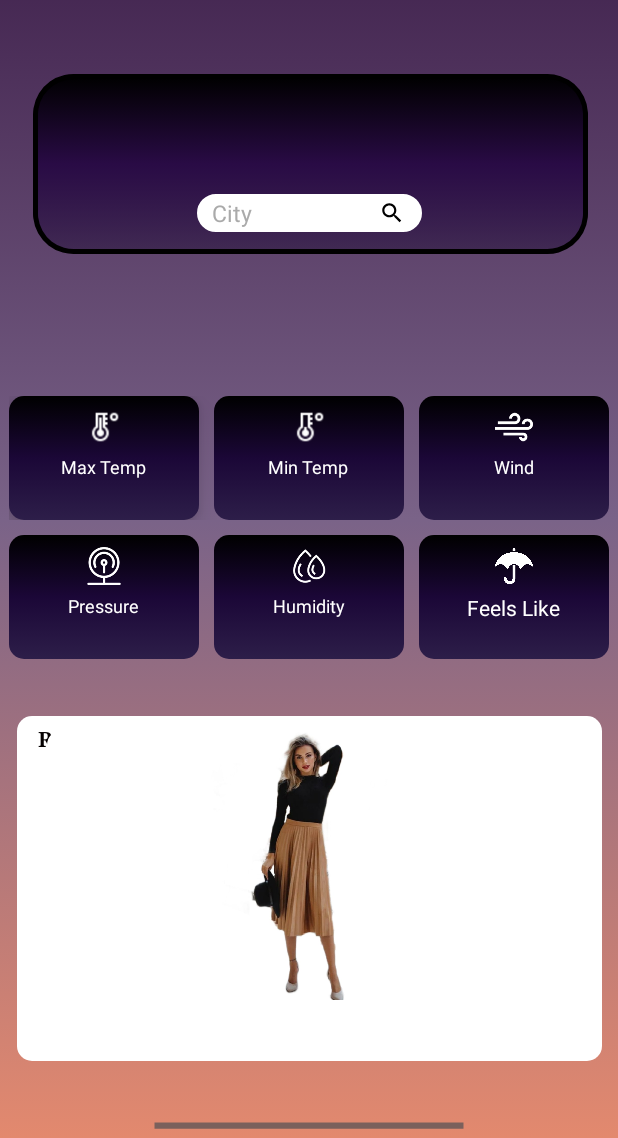
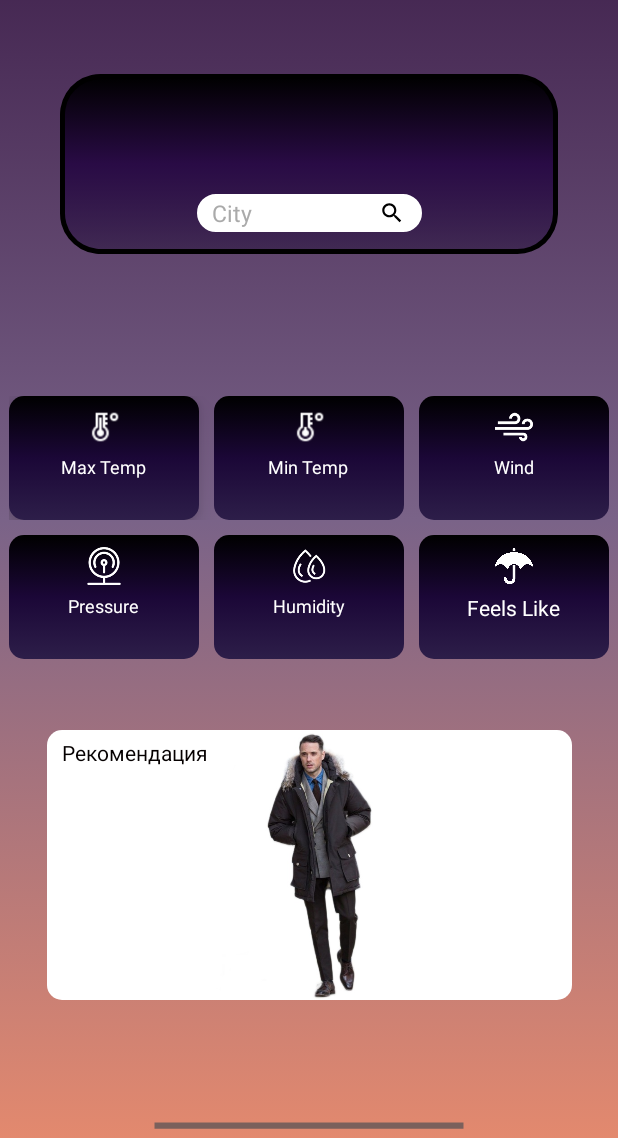
Before and after one commit to ThomasMSHKV/Umbrella, an Android app: the fragment FirstFragment shown on its own in the app's theme, on a phone screen of 412 x 824 dp, the part 98-1236 px from its top. Run offline under Robolectric (Android 15) with nearby library versions, the light colour scheme and no system bars.

Commit message:
viewFlip_changes

```diff
--- a/app/src/main/java/com/example/umbrella/fragments/FirstFragment.kt
+++ b/app/src/main/java/com/example/umbrella/fragments/FirstFragment.kt
@@ -40,7 +40,6 @@ class FirstFragment : Fragment(), CoroutineScope {
             withContext(Dispatchers.Main) {
                 loader.visibility = View.GONE
                 firstScreen.visibility = View.VISIBLE
-
 
             }
 
@@ -90,27 +89,30 @@ class FirstFragment : Fragment(), CoroutineScope {
     }
 
 
+
+
     fun viewFlipper() {
         val viewflipper = view_Flipper
         viewflipper.isAutoStart
-        viewflipper.flipInterval = 2000
-//        shodaTime = ShodaTime.WINTER
-//        shodaTime?.images()?.get(0)?.let { viewflipper.imageOne.setImageResource(it) }
-//        shodaTime?.images()?.get(1)?.let { viewflipper.imageTwo.setImageResource(it) }
-//        shodaTime?.images()?.get(2)?.let { viewflipper.imageThree.setImageResource(it) }
-//        shodaTime?.images()?.get(3)?.let { viewflipper.imageFour.setImageResource(it) }
-//
+        viewflipper.flipInterval = 3500
+
+        shodaTime = ShodaTime.WINTER
+        shodaTime?.images()?.get(0)?.let { viewflipper.imageOne.setImageResource(it) }
+        shodaTime?.images()?.get(1)?.let { viewflipper.imageTwo.setImageResource(it) }
+        shodaTime?.images()?.get(2)?.let { viewflipper.imageThree.setImageResource(it) }
+        shodaTime?.images()?.get(3)?.let { viewflipper.imageFour.setImageResource(it) }
+
 //        shodaTime = ShodaTime.SUMMER
 //        shodaTime?.images()?.get(0)?.let { viewflipper.imageOne.setImageResource(it) }
 //        shodaTime?.images()?.get(1)?.let { viewflipper.imageTwo.setImageResource(it) }
 //        shodaTime?.images()?.get(2)?.let { viewflipper.imageThree.setImageResource(it) }
 //        shodaTime?.images()?.get(3)?.let { viewflipper.imageFour.setImageResource(it) }
 
-        shodaTime = ShodaTime.SPRING
-        shodaTime?.images()?.get(0)?.let { viewflipper.imageOne.setImageResource(it) }
-        shodaTime?.images()?.get(1)?.let { viewflipper.imageTwo.setImageResource(it) }
-        shodaTime?.images()?.get(2)?.let { viewflipper.imageThree.setImageResource(it) }
-        shodaTime?.images()?.get(3)?.let { viewflipper.imageFour.setImageResource(it) }
+//        shodaTime = ShodaTime.SPRING
+//        shodaTime?.images()?.get(0)?.let { viewflipper.imageOne.setImageResource(it) }
+//        shodaTime?.images()?.get(1)?.let { viewflipper.imageTwo.setImageResource(it) }
+//        shodaTime?.images()?.get(2)?.let { viewflipper.imageThree.setImageResource(it) }
+//        shodaTime?.images()?.get(3)?.let { viewflipper.imageFour.setImageResource(it) }
 
 //        shodaTime = ShodaTime.FALL
 //        shodaTime?.images()?.get(0)?.let { viewflipper.imageOne.setImageResource(it) }
@@ -121,8 +123,6 @@ class FirstFragment : Fragment(), CoroutineScope {
 
 
     }
-
-
 
 
     fun getWeather() {
--- a/app/src/main/res/layout/fragment_first.xml
+++ b/app/src/main/res/layout/fragment_first.xml
@@ -1,6 +1,5 @@
 <?xml version="1.0" encoding="utf-8"?>
-<androidx.constraintlayout.widget.ConstraintLayout
-    xmlns:android="http://schemas.android.com/apk/res/android"
+<androidx.constraintlayout.widget.ConstraintLayout xmlns:android="http://schemas.android.com/apk/res/android"
     xmlns:app="http://schemas.android.com/apk/res-auto"
     xmlns:tools="http://schemas.android.com/tools"
     android:id="@+id/firstScreen"
@@ -17,7 +16,7 @@
 
     <ImageView
         android:id="@+id/imageView"
-        android:layout_width="450dp"
+        android:layout_width="match_parent"
         android:layout_height="200dp"
         android:layout_marginTop="20dp"
         android:padding="40dp"
@@ -60,13 +59,13 @@
         android:id="@+id/searchCity"
         android:layout_width="150dp"
         android:layout_height="25dp"
+        android:background="@drawable/edits"
+        android:hint="City"
         android:maxLines="1"
+        android:paddingStart="10dp"
         android:textColor="#050000"
-        android:hint="City"
         android:textColorHint="@android:color/darker_gray"
         android:textSize="15sp"
-        android:paddingStart="10dp"
-        android:background="@drawable/edits"
         app:layout_constraintEnd_toEndOf="parent"
         app:layout_constraintStart_toStartOf="parent"
         app:layout_constraintTop_toBottomOf="@id/temp"
@@ -85,7 +84,7 @@
         app:layout_constraintBottom_toBottomOf="@id/searchCity"
         app:layout_constraintEnd_toEndOf="@id/searchCity"
         app:layout_constraintStart_toStartOf="@id/searchCity"
-        app:layout_constraintTop_toTopOf="@id/searchCity"/>
+        app:layout_constraintTop_toTopOf="@id/searchCity" />
 
     <TextView
         android:id="@+id/description"
@@ -107,9 +106,9 @@
         android:layout_width="match_parent"
         android:layout_height="wrap_content"
         android:layout_alignParentBottom="true"
+        android:layout_marginTop="10dp"
         android:orientation="vertical"
         android:padding="6dp"
-        android:layout_marginTop="10dp"
         app:layout_constraintBottom_toBottomOf="parent"
         app:layout_constraintEnd_toEndOf="parent"
         app:layout_constraintStart_toStartOf="parent"
@@ -147,9 +146,9 @@
                 <TextView
                     android:layout_width="wrap_content"
                     android:layout_height="wrap_content"
+                    android:text="Max Temp"
                     android:textColor="@android:color/white"
-                    android:textSize="12dp"
-                    android:text="Max Temp" />
+                    android:textSize="12dp" />
 
 
                 <TextView
@@ -189,9 +188,9 @@
                 <TextView
                     android:layout_width="wrap_content"
                     android:layout_height="wrap_content"
+                    android:text="Min Temp"
                     android:textColor="@android:color/white"
-                    android:textSize="12dp"
-                    android:text="Min Temp" />
+                    android:textSize="12dp" />
 
                 <TextView
                     android:id="@+id/tempMin"
@@ -228,9 +227,9 @@
                 <TextView
                     android:layout_width="wrap_content"
                     android:layout_height="wrap_content"
+                    android:text="Wind"
                     android:textColor="@android:color/white"
-                    android:textSize="12dp"
-                    android:text="Wind" />
+                    android:textSize="12dp" />
 
                 <TextView
                     android:id="@+id/wind"
@@ -276,9 +275,9 @@
                 <TextView
                     android:layout_width="wrap_content"
                     android:layout_height="wrap_content"
+                    android:text="Pressure"
                     android:textColor="@android:color/white"
-                    android:textSize="12dp"
-                    android:text="Pressure" />
+                    android:textSize="12dp" />
 
                 <TextView
                     android:id="@+id/pressure"
@@ -317,9 +316,9 @@
                 <TextView
                     android:layout_width="wrap_content"
                     android:layout_height="wrap_content"
+                    android:text="Humidity"
                     android:textColor="@android:color/white"
-                    android:textSize="12dp"
-                    android:text="Humidity" />
+                    android:textSize="12dp" />
 
                 <TextView
                     android:id="@+id/humidity"
@@ -360,9 +359,9 @@
                 <TextView
                     android:layout_width="wrap_content"
                     android:layout_height="wrap_content"
+                    android:text="Feels Like"
                     android:textColor="@android:color/white"
-                    android:textSize="14dp"
-                    android:text="Feels Like" />
+                    android:textSize="14dp" />
 
                 <TextView
                     android:id="@+id/feels_like"
@@ -394,62 +393,53 @@
         app:layout_constraintEnd_toEndOf="parent"
         app:layout_constraintTop_toTopOf="parent" />
 
-    <ImageView
-        android:id="@+id/imageFlip"
-        android:layout_width="390dp"
-        android:layout_height="230dp"
-        android:background="@drawable/bg_rounded_corner"
-        app:layout_constraintBottom_toBottomOf="parent"
-        app:layout_constraintEnd_toEndOf="parent"
-        app:layout_constraintStart_toStartOf="parent"
-        app:layout_constraintTop_toBottomOf="@id/detailsContainer"
-        android:layout_marginBottom="20dp"/>
 
     <TextView
-        android:layout_width="match_parent"
+        android:layout_width="wrap_content"
         android:layout_height="wrap_content"
-        android:text="Recommendation"
-        android:fontFamily="serif"
-        android:textStyle="bold"
+        android:text="Рекомендация"
         android:textColor="@color/black"
-        android:layout_marginStart="25dp"
-        android:layout_marginBottom="200dp"
-        app:layout_constraintBottom_toBottomOf="@id/imageFlip"
-        app:layout_constraintEnd_toEndOf="@id/imageFlip"
-        app:layout_constraintStart_toStartOf="@id/imageFlip"
-        app:layout_constraintTop_toTopOf="@id/imageFlip"/>
+        android:elevation="1dp"
+        android:layout_marginTop="5dp"
+        android:layout_marginStart="10dp"
+        app:layout_constraintStart_toStartOf="@id/view_Flipper"
+        app:layout_constraintTop_toTopOf="@id/view_Flipper" />
 
     <ViewFlipper
         android:id="@+id/view_Flipper"
         android:layout_width="350dp"
         android:layout_height="180dp"
+        android:layout_marginTop="460dp"
+        android:autoStart="true"
+        android:background="@drawable/bg_rounded_corner"
         android:flipInterval="3500"
-        android:autoStart="true"
         android:inAnimation="@anim/flipin"
         android:outAnimation="@anim/flipout"
-        android:background="@drawable/bg_rounded_corner"
+        app:layout_behavior="@string/appbar_scrolling_view_behavior"
+        android:clickable="true"
+        android:focusableInTouchMode="true"
+        android:focusable="true"
         app:layout_constraintBottom_toBottomOf="parent"
         app:layout_constraintEnd_toEndOf="parent"
         app:layout_constraintStart_toStartOf="parent"
-        app:layout_constraintTop_toTopOf="parent"
-        android:layout_marginTop="460dp">
+        app:layout_constraintTop_toTopOf="parent">
+
+
 
         <ImageView
             android:id="@+id/imageOne"
             android:layout_width="match_parent"
-            android:layout_height="match_parent"/>
+            android:layout_height="match_parent" />
 
         <ImageView
             android:id="@+id/imageTwo"
             android:layout_width="match_parent"
-            android:layout_height="match_parent"
-            />
+            android:layout_height="match_parent" />
 
         <ImageView
             android:id="@+id/imageThree"
             android:layout_width="match_parent"
-            android:layout_height="match_parent"
-            />
+            android:layout_height="match_parent" />
 
         <ImageView
             android:id="@+id/imageFour"
@@ -461,6 +451,4 @@
     </ViewFlipper>
 
 
-
-
 </androidx.constraintlayout.widget.ConstraintLayout>
--- a/app/src/main/res/layout/fragment_info.xml
+++ b/app/src/main/res/layout/fragment_info.xml
@@ -43,7 +43,7 @@
         android:layout_width="wrap_content"
         android:layout_height="wrap_content"
         android:layout_gravity="center"
-        android:layout_marginBottom="100dp"
+        android:layout_marginBottom="80dp"
         android:text="@string/info_about_app"
         android:fontFamily="serif"
         android:textAlignment="center"
@@ -57,7 +57,6 @@
         android:textStyle="italic"
         android:textColor="@color/gray"
         android:layout_gravity="center"
-        android:layout_marginBottom="30dp"
         android:textSize="15sp"/>
 
     <TextView
@@ -67,7 +66,7 @@
         android:fontFamily="serif"
         android:layout_gravity="center"
         android:textColor="@android:color/white"
-        android:layout_marginTop="20dp"
+        android:layout_marginTop="50dp"
         />
 
 
--- a/app/src/main/res/values/colors.xml
+++ b/app/src/main/res/values/colors.xml
@@ -3,6 +3,6 @@
     <color name="colorPrimary">#7A64A6</color>
     <color name="colorPrimaryDark">#FF7700</color>
     <color name="colorAccent">#FFFFFF</color>
-    <color name="gray">#ECE9E9</color>
+    <color name="gray">#FCA6A6A6</color>
     <color name="black">#050000</color>
 </resources>
--- a/app/src/main/res/values/strings.xml
+++ b/app/src/main/res/values/strings.xml
@@ -20,5 +20,7 @@
     <string name="version_text">Версия программы: 1.0</string>
     <string name="developers">Разработчики: <b><i>«Flame technologies»</i></b></string>
     <string name="about_app">О приложении</string>
+    <string name="appbar_scrolling_view_behavior" translatable="false">com.google.android.material.appbar.AppBarLayout$ScrollingViewBehavior</string>
+
 
 </resources>
--- a/app/src/main/res/values/styles.xml
+++ b/app/src/main/res/values/styles.xml
@@ -6,6 +6,7 @@
         <item name="colorPrimary">@color/colorPrimary</item>
         <item name="colorAccent">#FFFFFF</item>
         <item name="android:statusBarColor">#6E0680</item>
+
 
     </style>
 
```
Also changed, not shown: app/src/main/res/anim/flipin.xml (+5 -5 lines), app/src/main/res/anim/flipout.xml (+5 -5 lines).
